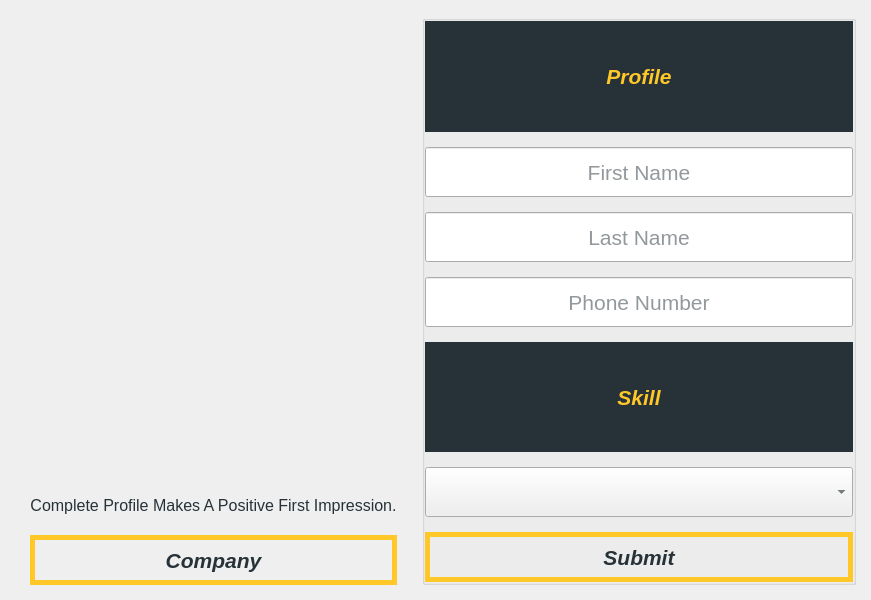
This is Forms/profile.ui in Sobrah/Linkedin as Qt 5 draws it before an edit. The edited form follows.
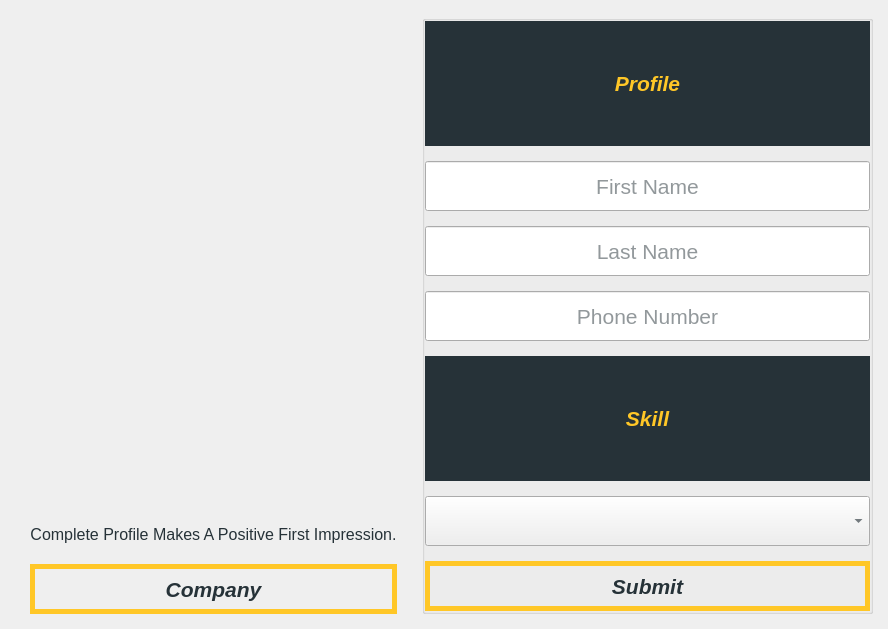
This is the edited form. Icons and pictures are not drawn.

Diff of the .ui file:
```diff
--- a/Forms/profile.ui
+++ b/Forms/profile.ui
@@ -6,8 +6,8 @@
    <rect>
     <x>0</x>
     <y>0</y>
-    <width>871</width>
-    <height>600</height>
+    <width>888</width>
+    <height>629</height>
    </rect>
   </property>
   <property name="styleSheet">
```
Left out of the diff: 6 changed lines with no effect on the pictures.
